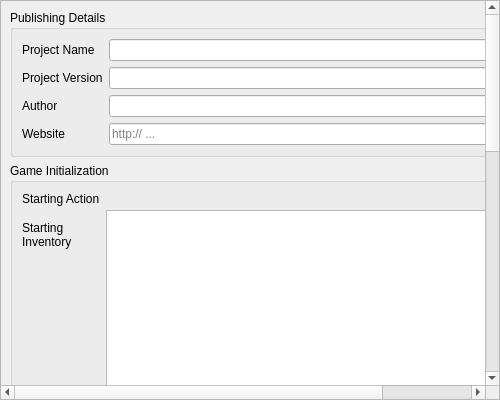
Qt form res/forms/ProjectSettingsWidget.ui (tedvalson/NovelTea) before a commit.
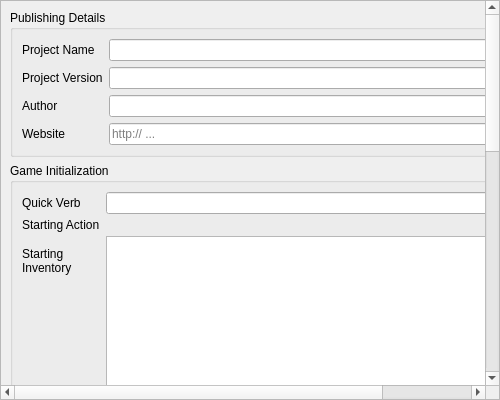
The same form after that commit. Icons and pictures are not drawn. Custom widgets are drawn as their Qt base class.

Commit message: Add basic functionality for a "Quick Verb"

```diff
--- a/res/forms/ProjectSettingsWidget.ui
+++ b/res/forms/ProjectSettingsWidget.ui
@@ -35,7 +35,7 @@
       <property name="geometry">
        <rect>
         <x>0</x>
-        <y>-213</y>
+        <y>0</y>
         <width>600</width>
         <height>1000</height>
        </rect>
@@ -115,17 +115,17 @@
           <property name="verticalSpacing">
            <number>4</number>
           </property>
-          <item row="0" column="0">
+          <item row="1" column="0">
            <widget class="QLabel" name="label_5">
             <property name="text">
              <string>Starting Action</string>
             </property>
            </widget>
           </item>
-          <item row="0" column="1">
+          <item row="1" column="1">
            <widget class="ActionSelectWidget" name="actionSelect" native="true"/>
           </item>
-          <item row="1" column="0">
+          <item row="2" column="0">
            <widget class="QLabel" name="label_6">
             <property name="text">
              <string>Starting
@@ -133,7 +133,7 @@
             </property>
            </widget>
           </item>
-          <item row="1" column="1">
+          <item row="2" column="1">
            <layout class="QVBoxLayout" name="verticalLayout_12">
             <property name="spacing">
              <number>0</number>
@@ -155,6 +155,23 @@
             </item>
            </layout>
           </item>
+          <item row="0" column="0">
+           <widget class="QLabel" name="label_7">
+            <property name="text">
+             <string>Quick Verb</string>
+            </property>
+           </widget>
+          </item>
+          <item row="0" column="1">
+           <widget class="QComboBox" name="comboVerb">
+            <property name="editable">
+             <bool>true</bool>
+            </property>
+            <property name="insertPolicy">
+             <enum>QComboBox::NoInsert</enum>
+            </property>
+           </widget>
+          </item>
          </layout>
         </widget>
        </item>
@@ -428,17 +445,17 @@
   </action>
  </widget>
  <customwidgets>
+  <customwidget>
+   <class>ScriptEdit</class>
+   <extends>QPlainTextEdit</extends>
+   <header>Widgets/ScriptEdit.hpp</header>
+  </customwidget>
   <customwidget>
    <class>ActionSelectWidget</class>
    <extends>QWidget</extends>
    <header>Widgets/ActionSelectWidget.hpp</header>
    <container>1</container>
   </customwidget>
-  <customwidget>
-   <class>ScriptEdit</class>
-   <extends>QPlainTextEdit</extends>
-   <header>Widgets/ScriptEdit.hpp</header>
-  </customwidget>
  </customwidgets>
  <resources/>
  <connections/>
```
Left out of the diff: 8 changed lines with no effect on the pictures. The commit also changes 7 other files.
